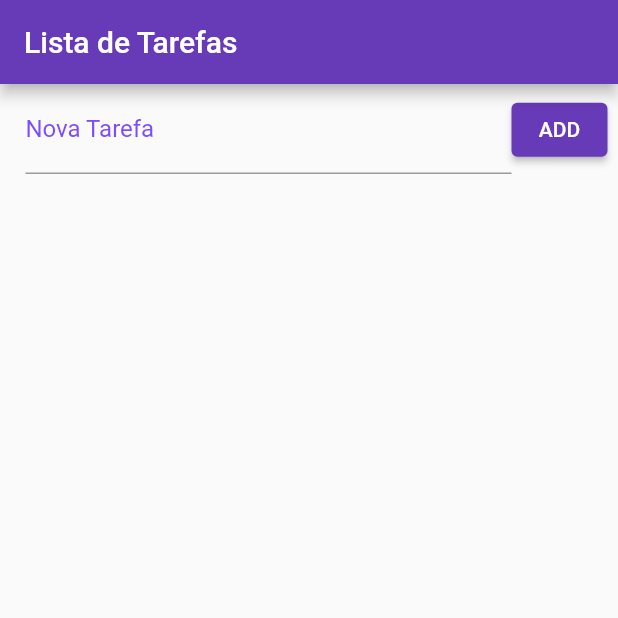
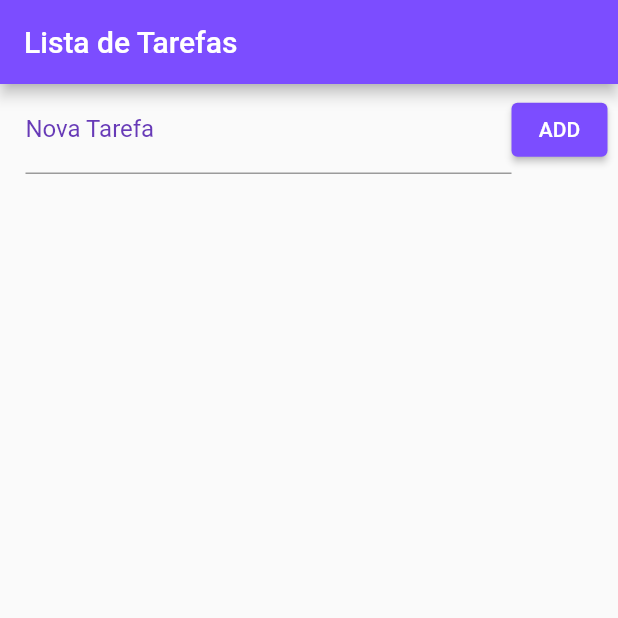
Before and after one commit to NiltonFirmino/APP_to_do_List, a Flutter app: the screen it shows after launch, on a phone screen of 412 x 824 dp, the top half of it. Run offline on Flutter 3.47's test engine with Material 2 defaults, Android fonts, the phone set to English and light mode, and no system bars.

Commit message:
change colors

```diff
--- a/lib/main.dart
+++ b/lib/main.dart
@@ -28,13 +28,13 @@ class _HomeState extends State<Home> {
     return Scaffold(
       appBar: AppBar(
         title: Text("Lista de Tarefas"),
-        backgroundColor: Colors.deepPurple,
+        backgroundColor: Colors.deepPurpleAccent,
 
       ),
       body: Column(
         children: <Widget>[
         Container(
-          //EdgeInsets.fromLTRB(left, top, right, bottom)
+          //EdgeInsets.fromLTRB(esquerda, cima, direita, baixo)
           padding: EdgeInsets.fromLTRB(17.0,1.0, 7.0, 1.0),
           child: Row(
             children: <Widget> [
@@ -42,15 +42,15 @@ class _HomeState extends State<Home> {
                   decoration: InputDecoration(
                   labelText: "Nova Tarefa",
                   labelStyle:
-                    TextStyle(color: Colors.deepPurpleAccent),
+                    TextStyle(color: Colors.deepPurple),
 
                  ),
                 ),
               ),
               ElevatedButton(
                 style: ElevatedButton.styleFrom(
-                primary: Colors.deepPurple, // background
-                onPrimary: Colors.white, // foreground
+                primary: Colors.deepPurpleAccent, // background
+                onPrimary: Colors.white, // cor do texto
                 ),
                 onPressed: () { },
                 child: Text('ADD'),
```
